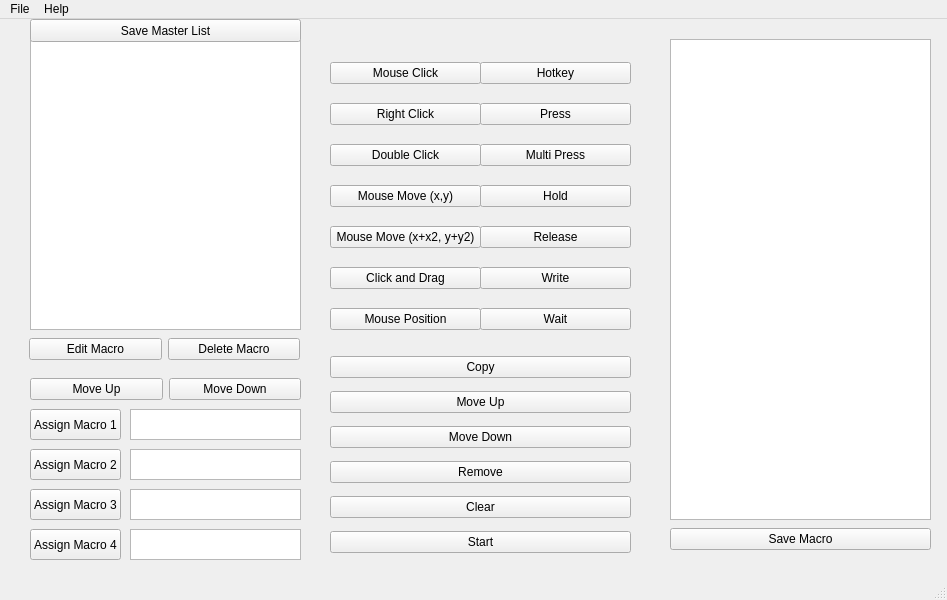
Qt form Interfaces/MacrosUI.ui (Frodorossi/Macro-Program) before a commit.
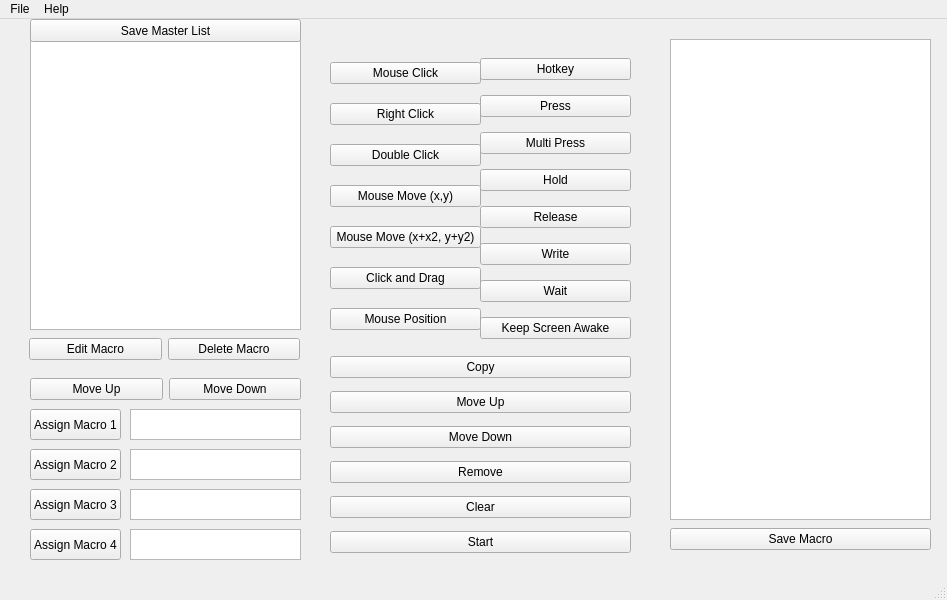
The same form after that commit.

Commit message: Added screen wake

Patch:
```diff
--- a/Interfaces/MacrosUI.ui
+++ b/Interfaces/MacrosUI.ui
@@ -92,6 +92,13 @@
        </property>
       </widget>
      </item>
+     <item>
+      <widget class="QPushButton" name="bKeepScreenAwake">
+       <property name="text">
+        <string>Keep Screen Awake</string>
+       </property>
+      </widget>
+     </item>
     </layout>
    </widget>
    <widget class="QWidget" name="layoutWidget_2">
```
The commit also changes 2 other files.
